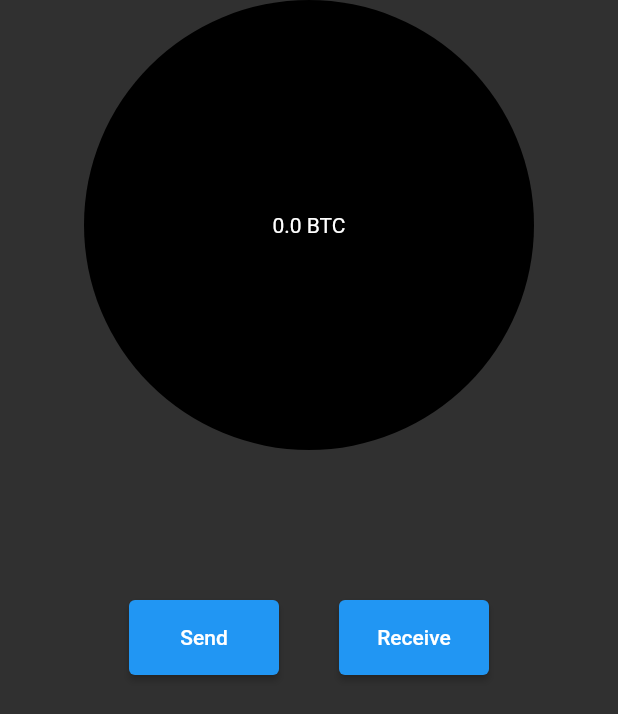
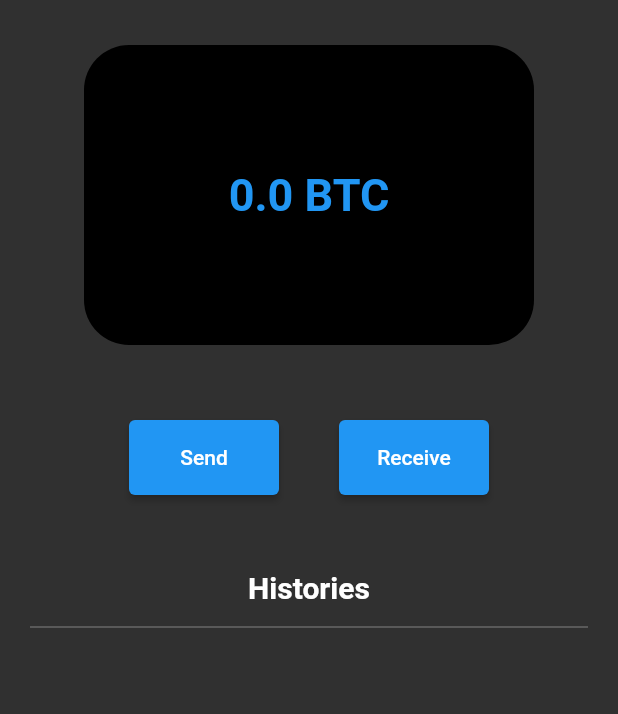
Before and after one commit to hayato0311/bitcoin-testnet-api-wallet, a Flutter app: the screen it shows after launch, on a phone screen of 412 x 824 dp. Shown: the top 714 px of the screen. Run offline on Flutter 3.47's test engine with Material 2 defaults, Android fonts, the phone set to English and light mode, and no system bars; our stand-ins replace flutter_dotenv; network calls fail.

Commit message:
modify home screen design

```diff
--- a/lib/screens/home_screen.dart
+++ b/lib/screens/home_screen.dart
@@ -23,6 +23,7 @@ class _HomeScreenState extends State<HomeScreen> {
   late double finalBalanceBtc = 0;
   late int txCount = 0;
   late List txHistories = [];
+  bool isBtc = true;
 
   Future<void> getAccountData(address, {testnet = false}) async {
     var jsonResponse =
@@ -51,21 +52,46 @@ class _HomeScreenState extends State<HomeScreen> {
             await getAccountData(testnetAddress, testnet: true);
           },
           child: SingleChildScrollView(
+            physics: const AlwaysScrollableScrollPhysics(),
             child: Center(
               child: Column(
                 mainAxisAlignment: MainAxisAlignment.start,
                 children: [
                   Container(
                     width: 300,
-                    height: 300,
-                    margin: const EdgeInsets.only(bottom: 100),
+                    height: 200,
+                    margin: const EdgeInsets.only(top: 30, bottom: 50),
                     decoration: const BoxDecoration(
                       color: Colors.black,
-                      shape: BoxShape.circle,
+                      borderRadius: BorderRadius.all(
+                        Radius.circular(30.0),
+                      ),
                     ),
                     // TODO: switch btc and satoshi when tapped
-                    child: Center(
-                      child: Text("$finalBalanceBtc BTC"),
+                    child: SizedBox(
+                      width: 300 - 30,
+                      height: 200 - 30,
+                      child: TextButton(
+                        style: TextButton.styleFrom(
+                          elevation: 0,
+                          // shadowColor: Colors.black,
+                          // animationDuration: const Duration(seconds: 0),
+                        ),
+                        child: Text(
+                          isBtc
+                              ? "$finalBalanceBtc BTC"
+                              : "$finalBalanceSatoshi satoshi",
+                          style: const TextStyle(
+                            fontSize: 30,
+                            fontWeight: FontWeight.bold,
+                          ),
+                        ),
+                        onPressed: () {
+                          setState(() {
+                            isBtc = !isBtc;
+                          });
+                        },
+                      ),
                     ),
                   ),
                   Container(
@@ -107,7 +133,25 @@ class _HomeScreenState extends State<HomeScreen> {
                     ),
                   ),
                   Container(
-                    margin: const EdgeInsets.only(top: 20, left: 20, right: 20),
+                    margin: const EdgeInsets.only(top: 40, left: 20, right: 20),
+                    child: const Text(
+                      'Histories',
+                      style: TextStyle(
+                        fontSize: 20,
+                        fontWeight: FontWeight.bold,
+                      ),
+                    ),
+                  ),
+                  Container(
+                    margin: const EdgeInsets.only(top: 5, left: 20, right: 20),
+                    child: const Divider(
+                      height: 20,
+                      thickness: 0.5,
+                      color: Colors.grey,
+                    ),
+                  ),
+                  Container(
+                    margin: const EdgeInsets.only(top: 10, left: 20, right: 20),
                     child: Column(
                       children: [
                         for (int i = 0; i < txCount; i++) ...{
```
